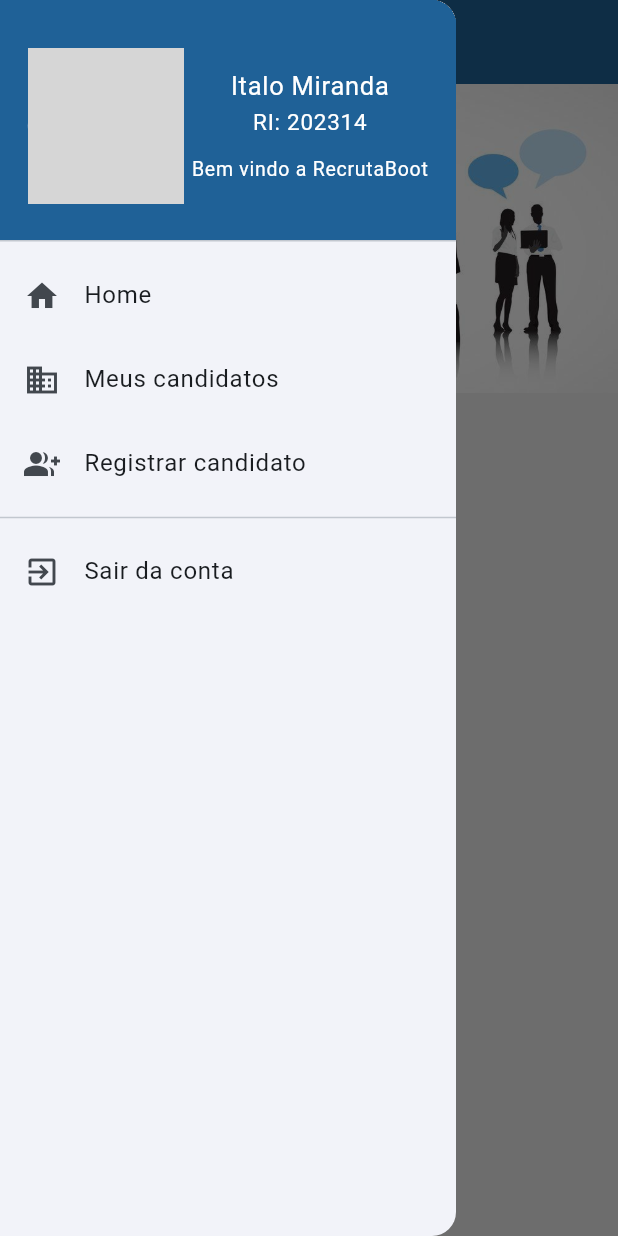
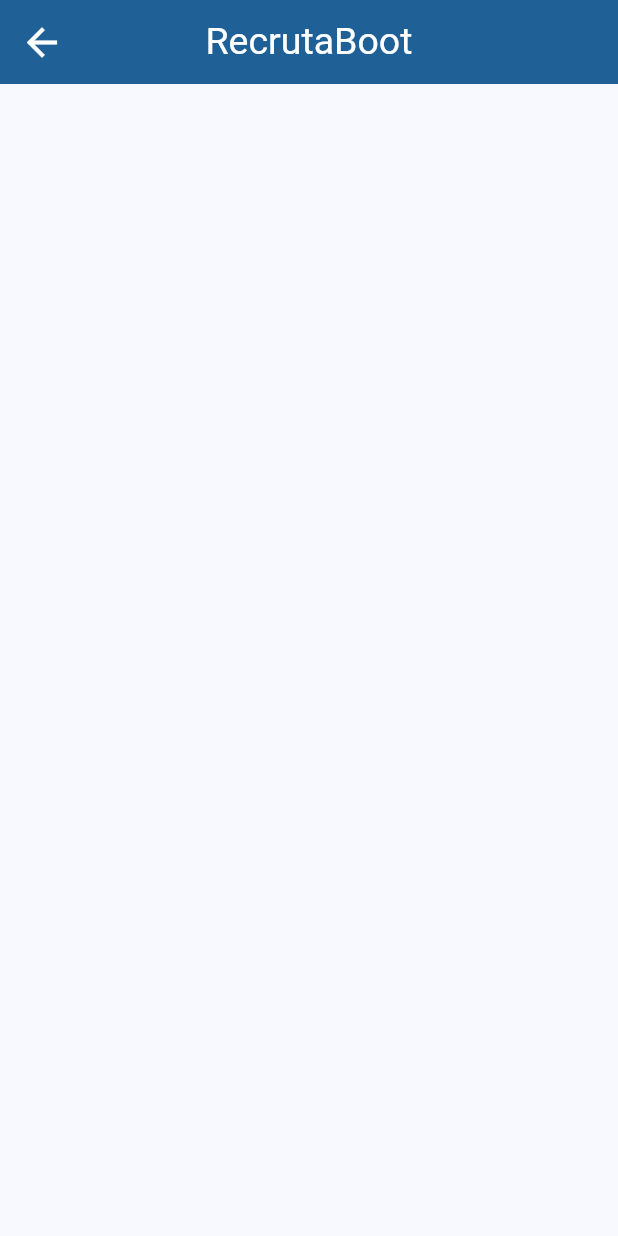
Before and after one commit to Ital023/RecrutaBoot, a Flutter app: the screen it shows after launch, in the side drawer, after a tap on "Meus candidatos", on a phone screen of 412 x 824 dp. Run offline on Flutter 3.47's test engine with Material 3 defaults, Android fonts, the phone set to English and light mode, and no system bars; network calls fail; grey boxes are pictures that could not be loaded.

Commit message:
feat: routes, component appbar, viewCandidates route

```diff
--- a/recrutaboot/lib/app_widget.dart
+++ b/recrutaboot/lib/app_widget.dart
@@ -1,4 +1,5 @@
 import 'package:flutter/material.dart';
+import 'package:recrutaboot/routes/candidates/candidates_page.dart';
 import 'package:recrutaboot/routes/home/home_page.dart';
 
 class AppWidget extends StatelessWidget {
@@ -12,7 +13,12 @@
         colorScheme: ColorScheme.fromSeed(seedColor: Color.fromARGB(255, 31, 97, 151)),
         useMaterial3: true,
       ),
-      home: HomePage(key: UniqueKey())
+      initialRoute: "/",
+      routes: {
+        "/": (context) => HomePage(key: UniqueKey()),
+        "/viewCandidates": (context) => CandidatesPage(key: UniqueKey())
+      },
+
     );
   }
 }
--- /dev/null
+++ b/recrutaboot/lib/components/header/app_bar_custom.dart
@@ -0,0 +1,22 @@
+import 'package:flutter/material.dart';
+
+class AppBarCustom extends StatelessWidget implements PreferredSizeWidget{
+  const AppBarCustom({super.key});
+
+  @override
+  Widget build(BuildContext context) {
+    return AppBar(
+        centerTitle: true,
+        iconTheme: const IconThemeData(
+          color: Colors.white,
+          size: 30,
+        ),
+        title: const Text("RecrutaBoot",
+            style: TextStyle(fontSize: 25, color: Colors.white)),
+        backgroundColor: const Color.fromARGB(255, 31, 97, 151),
+      );
+  }
+
+  @override
+  Size get preferredSize => const Size.fromHeight(kToolbarHeight);
+}
--- a/recrutaboot/lib/components/header/custom_drawer_header.dart
+++ b/recrutaboot/lib/components/header/drawer/custom_drawer_header.dart
@@ -45,7 +45,9 @@
           ListTile(
             leading: Icon(Icons.business),
             title: Text("Meus candidatos"),
-            onTap: () => null,
+            onTap: () {
+              Navigator.of(context).pushNamed("/viewCandidates");
+            },
           ),
           ListTile(
             leading: Icon(Icons.group_add),
--- /dev/null
+++ b/recrutaboot/lib/routes/candidates/candidates_page.dart
@@ -0,0 +1,19 @@
+import 'package:flutter/material.dart';
+import 'package:recrutaboot/components/header/app_bar_custom.dart';
+
+class CandidatesPage extends StatefulWidget {
+  const CandidatesPage({super.key});
+
+  @override
+  State<CandidatesPage> createState() => _CandidatesPageState();
+}
+
+class _CandidatesPageState extends State<CandidatesPage> {
+  @override
+  Widget build(BuildContext context) {
+    return Scaffold(
+      appBar: AppBarCustom(),
+
+    );
+  }
+}
--- a/recrutaboot/lib/routes/home/home_page.dart
+++ b/recrutaboot/lib/routes/home/home_page.dart
@@ -1,5 +1,6 @@
 import 'package:flutter/material.dart';
-import 'package:recrutaboot/components/header/custom_drawer_header.dart';
+import 'package:recrutaboot/components/header/app_bar_custom.dart';
+import 'package:recrutaboot/components/header/drawer/custom_drawer_header.dart';
 import 'package:recrutaboot/components/homePage/banner_home_page.dart';
 import 'package:recrutaboot/components/homePage/users_recent_card.dart';
 import 'package:recrutaboot/data/http/http_client.dart';
@@ -19,7 +20,6 @@
 
   @override
   void initState() {
-    print("Passei no init state");
     super.initState();
     store.getCandidates();
   }
@@ -27,16 +27,7 @@
   @override
   Widget build(BuildContext context) {
     return Scaffold(
-      appBar: AppBar(
-        centerTitle: true,
-        iconTheme: const IconThemeData(
-          color: Colors.white,
-          size: 30,
-        ),
-        title: const Text("RecrutaBoot",
-            style: TextStyle(fontSize: 25, color: Colors.white)),
-        backgroundColor: const Color.fromARGB(255, 31, 97, 151),
-      ),
+      appBar: AppBarCustom(),
       drawer: const CustomDrawerHeader(),
       body: Column(
         children: [
```
